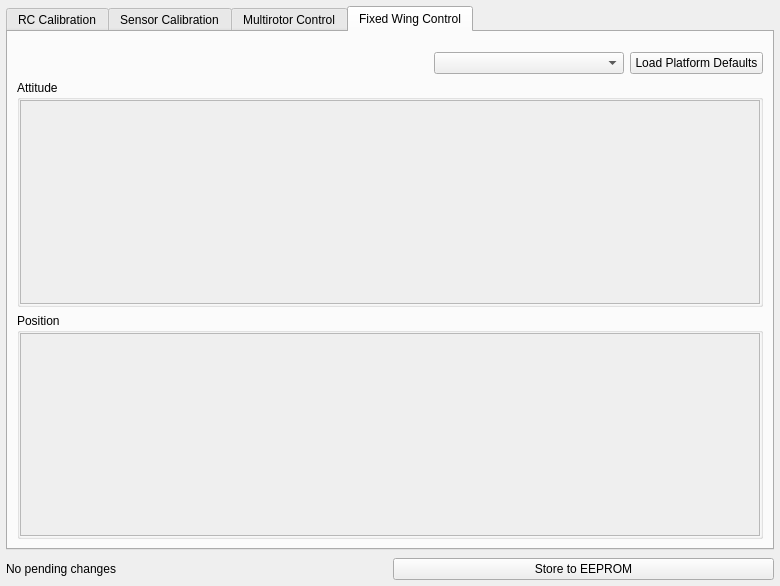
This is src/ui/QGCVehicleConfig.ui in mavlink/qgroundcontrol as Qt 5 draws it before an edit. The edited form follows.
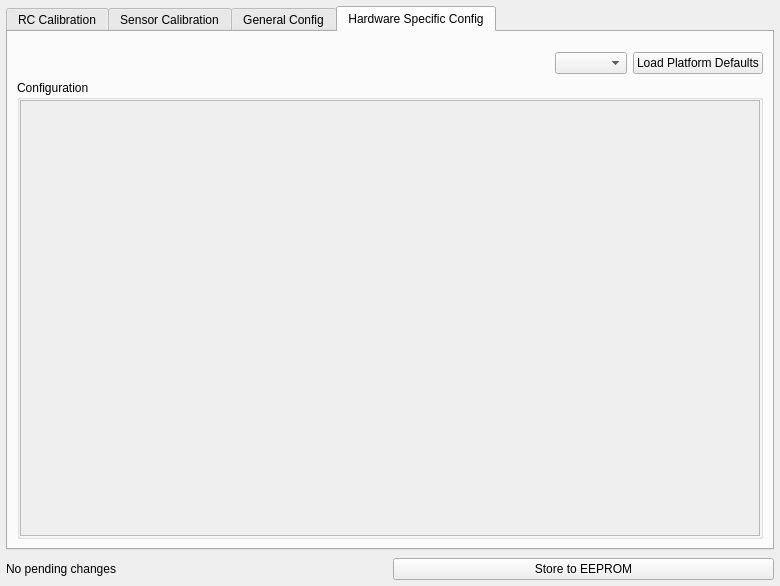
This is the edited form. The open tabs and pages were chosen to show the change. Icons and pictures are not drawn.

Commit message: New config windows, dynamically generated based on ANY qgw files in the configuration directories

```diff
--- a/src/ui/QGCVehicleConfig.ui
+++ b/src/ui/QGCVehicleConfig.ui
@@ -774,7 +774,7 @@
      </widget>
      <widget class="QWidget" name="multirotorTab">
       <attribute name="title">
-       <string>Multirotor Control</string>
+       <string>General Config</string>
       </attribute>
       <layout class="QGridLayout" name="gridLayout_3" columnstretch="80,0,0">
        <property name="topMargin">
@@ -881,49 +881,12 @@
      </widget>
      <widget class="QWidget" name="fixedWingTab">
       <attribute name="title">
-       <string>Fixed Wing Control</string>
+       <string>Hardware Specific Config</string>
       </attribute>
-      <layout class="QGridLayout" name="gridLayout_4" columnstretch="65,30,19,1">
+      <layout class="QGridLayout" name="gridLayout_4" columnstretch="65,0,0,0">
        <property name="topMargin">
         <number>20</number>
        </property>
-       <item row="3" column="0" colspan="4">
-        <widget class="QGroupBox" name="fixedWingControlPositionGroupBox">
-         <property name="title">
-          <string>Position</string>
-         </property>
-         <layout class="QVBoxLayout" name="verticalLayout">
-          <property name="margin">
-           <number>0</number>
-          </property>
-          <item>
-           <widget class="QScrollArea" name="scrollArea_3">
-            <property name="widgetResizable">
-             <bool>true</bool>
-            </property>
-            <widget class="QWidget" name="scrollAreaWidgetContents_3">
-             <property name="geometry">
-              <rect>
-               <x>0</x>
-               <y>0</y>
-               <width>98</width>
-               <height>28</height>
-              </rect>
-             </property>
-             <layout class="QVBoxLayout" name="verticalLayout_6">
-              <property name="margin">
-               <number>0</number>
-              </property>
-              <item>
-               <layout class="QVBoxLayout" name="fixedWingPositionLayout"/>
-              </item>
-             </layout>
-            </widget>
-           </widget>
-          </item>
-         </layout>
-        </widget>
-       </item>
        <item row="0" column="1">
         <widget class="QComboBox" name="fixedWingComboBox"/>
        </item>
@@ -950,7 +913,7 @@
        <item row="1" column="0" colspan="4">
         <widget class="QGroupBox" name="fixedWingControlAttitudeGroupBox">
          <property name="title">
-          <string>Attitude</string>
+          <string>Configuration</string>
          </property>
          <layout class="QVBoxLayout" name="verticalLayout_2">
           <property name="margin">
@@ -966,8 +929,8 @@
               <rect>
                <x>0</x>
                <y>0</y>
-               <width>98</width>
-               <height>28</height>
+               <width>740</width>
+               <height>442</height>
               </rect>
              </property>
              <layout class="QVBoxLayout" name="verticalLayout_7">
```
Left out of the diff: 103 changed lines with no effect on the pictures. The commit also changes 1 other file.
